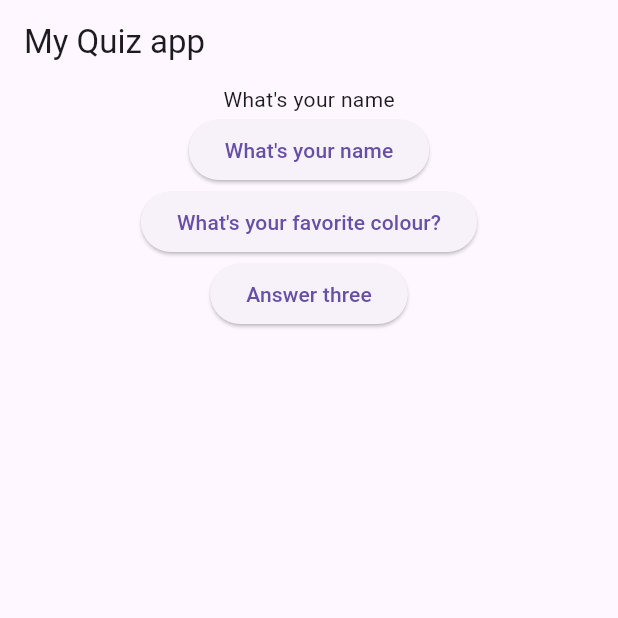
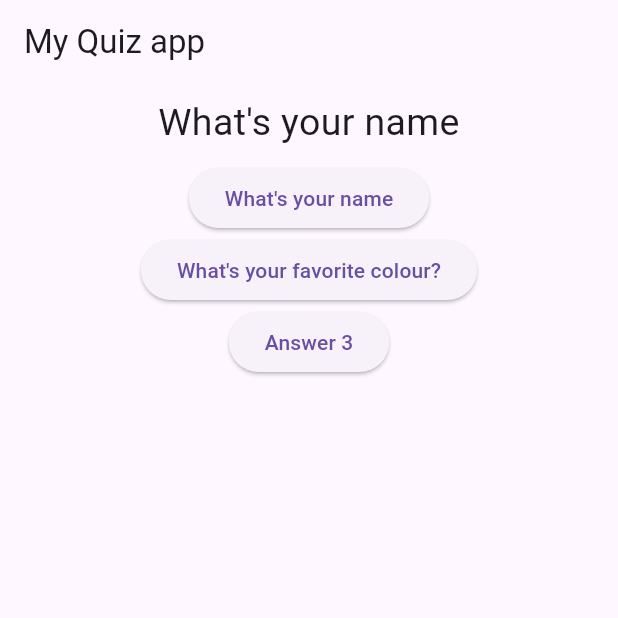
Before and after one commit to Ihimbru-K/quizo, a Flutter app: the screen it shows after launch, on a phone screen of 412 x 824 dp, the top half of it. Run offline on Flutter 3.47's test engine with Material 3 defaults, Android fonts, the phone set to English and light mode, and no system bars.

Commit message:
creating answer module

```diff
--- a/lib/main.dart
+++ b/lib/main.dart
@@ -37,16 +37,16 @@ class _MyAppState extends State<MyApp> { // _ converts the class from a public t
             children: [
               Question(questions[_questionIndex]),
               ElevatedButton(
-                onPressed: () => _answerQuestion,
+                onPressed: () => _answerQuestion(),
                 child: Text(questions[_questionIndex]),
               ),
               ElevatedButton(
-                onPressed: () => print("Answer this question"),
+                onPressed: () => print("Answer 2"),
                 child: Text(questions[1]),
               ),
               ElevatedButton(
                 onPressed: () => _answerQuestion,
-                child: Text('Answer three'),
+                child: Text('Answer 3'),
               ),
             ],
           ),
--- a/lib/question.dart
+++ b/lib/question.dart
@@ -7,6 +7,14 @@ class Question extends StatelessWidget {
 
   @override
   Widget build(BuildContext context) {
-    return Text(questionText);
+    return Container(
+      width: double.infinity,
+        margin: EdgeInsets.all(8),
+        child: Text(questionText, style: TextStyle(fontSize: 25, ),
+        textAlign: TextAlign.center,
+        ),
+
+
+    );
   }
 }
```
Also changed, not shown: lib/answer.dart (added, +10 -0 lines).
